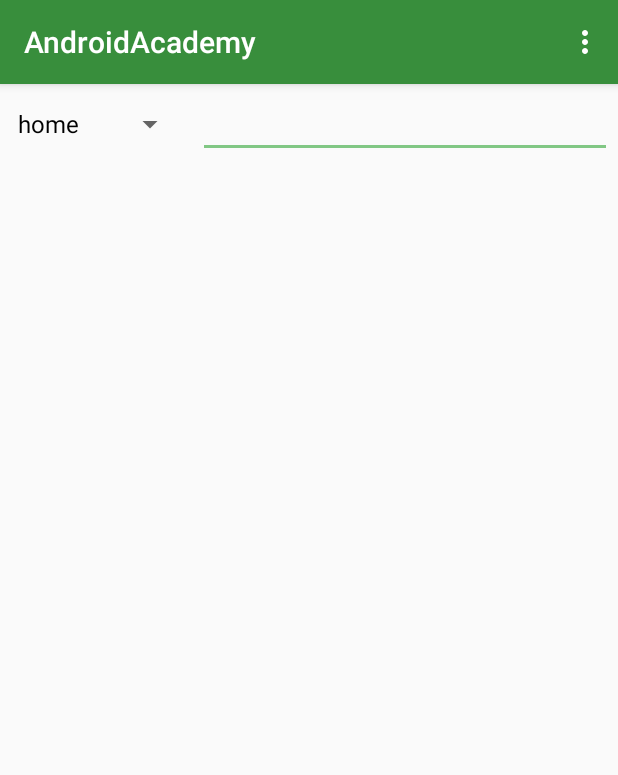
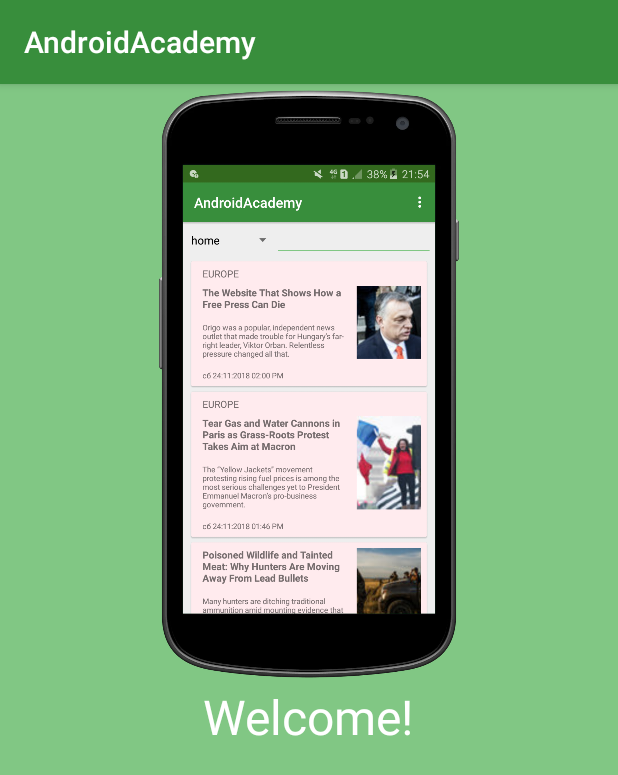
Before and after one commit to lichtstrahl/AndroidAcademy, an Android app: the first screen one second after launch (NewsListActivity before the commit, IntoActivity after it), on a phone screen of 412 x 824 dp. Shown: the top 775 px of the screen. Run offline under Robolectric (Android 15) with nearby library versions, the phone set to English and light mode, and no system bars; our stand-ins replace RxJava.

Commit message:
Добавил иконку

```diff
--- a/app/src/main/AndroidManifest.xml
+++ b/app/src/main/AndroidManifest.xml
@@ -5,25 +5,29 @@
     <uses-permission android:name="android.permission.INTERNET" />
 
     <application
+        android:name=".App"
         android:allowBackup="true"
-        android:icon="@mipmap/ic_launcher"
+        android:icon="@drawable/ic_new_york_times"
         android:label="@string/app_name"
         android:roundIcon="@mipmap/ic_launcher_round"
         android:supportsRtl="true"
-        android:theme="@style/AppTheme"
-        android:name=".App">
+        android:theme="@style/AppTheme">
         <activity android:name=".activity.AboutActivity" />
         <activity
             android:name=".activity.NewsListActivity"
-            android:windowSoftInputMode="stateUnchanged"
-            >
+            android:windowSoftInputMode="stateUnchanged">
+
+        </activity>
+        <activity android:name=".activity.NewsDetailsActivity" />
+        <activity android:name=".activity.IntoActivity">
             <intent-filter>
+
                 <action android:name="android.intent.action.VIEW" />
                 <action android:name="android.intent.action.MAIN" />
+
                 <category android:name="android.intent.category.LAUNCHER" />
             </intent-filter>
         </activity>
-        <activity android:name=".activity.NewsDetailsActivity" />
     </application>
 
 </manifest>
--- /dev/null
+++ b/app/src/main/java/root/iv/androidacademy/activity/IntoActivity.java
@@ -0,0 +1,49 @@
+package root.iv.androidacademy.activity;
+
+import android.content.Intent;
+import android.os.Bundle;
+import android.support.v7.app.AppCompatActivity;
+
+import java.util.concurrent.TimeUnit;
+
+import io.reactivex.Completable;
+import io.reactivex.disposables.Disposable;
+import root.iv.androidacademy.R;
+
+public class IntoActivity extends AppCompatActivity {
+    private static final String KEY_INTO = "KEY_INTO";
+
+    private Disposable disposable;
+
+    @Override
+    protected void onCreate(Bundle savedInstanceState) {
+        super.onCreate(savedInstanceState);
+
+        boolean into = getPreferences(MODE_PRIVATE).getBoolean(KEY_INTO, true);
+
+        if (into) {
+            setContentView(R.layout.activity_into);
+
+            disposable = Completable.complete()
+                    .delay(3, TimeUnit.SECONDS)
+                    .subscribe(this::startNewsListActivity);
+        } else {
+            startNewsListActivity();
+        }
+        getPreferences(MODE_PRIVATE).edit()
+                .putBoolean(KEY_INTO, !into)
+                .commit();
+    }
+
+    @Override
+    protected void onStop() {
+        super.onStop();
+        disposable.dispose();
+    }
+
+    private void startNewsListActivity() {
+        Intent intent = new Intent(this, NewsListActivity.class);
+        startActivity(intent);
+        finish();
+    }
+}
--- /dev/null
+++ b/app/src/main/res/layout/activity_into.xml
@@ -0,0 +1,27 @@
+<?xml version="1.0" encoding="utf-8"?>
+<RelativeLayout
+    xmlns:android="http://schemas.android.com/apk/res/android"
+    xmlns:app="http://schemas.android.com/apk/res-auto"
+    xmlns:tools="http://schemas.android.com/tools"
+    android:layout_width="match_parent"
+    android:layout_height="match_parent"
+    android:background="@color/colorPrimaryLight"
+    tools:context=".activity.IntoActivity">
+
+    <ImageView
+        android:id="@+id/image"
+        android:layout_width="@dimen/intoWidth"
+        android:layout_height="@dimen/intoHeight"
+        android:layout_centerHorizontal="true"
+        android:src="@drawable/screen"/>
+
+    <TextView
+        android:layout_width="wrap_content"
+        android:layout_height="wrap_content"
+        android:layout_centerHorizontal="true"
+        android:layout_below="@id/image"
+        android:textColor="@android:color/white"
+        android:textSize="@dimen/xxxText"
+        android:text="@string/welcome"/>
+
+</RelativeLayout>
--- a/app/src/main/res/values/colors.xml
+++ b/app/src/main/res/values/colors.xml
@@ -1,5 +1,6 @@
 <?xml version="1.0" encoding="utf-8"?>
 <resources>
+    <color name="colorPrimaryLight">#81c784</color>
     <color name="colorPrimary">#388e3c</color>
     <color name="colorPrimaryDark">#33691e</color>
     <color name="colorAccent">#81c784</color>
--- a/app/src/main/res/values/dimens.xml
+++ b/app/src/main/res/values/dimens.xml
@@ -16,6 +16,7 @@
     <dimen name="bigText">17sp</dimen>
     <dimen name="extraText">21sp</dimen>
     <dimen name="xxText">26sp</dimen>
+    <dimen name="xxxText">32sp</dimen>
 
     <!-- IconSize -->
     <dimen name="smallIcon">28dp</dimen>
@@ -35,4 +36,6 @@
     <!-- Dialog -->
     <dimen name="dialogW">250dp</dimen>
     <dimen name="dialogH">100dp</dimen>
+    <dimen name="intoWidth">200dp</dimen>
+    <dimen name="intoHeight">400dp</dimen>
 </resources>
--- a/app/src/main/res/values/strings.xml
+++ b/app/src/main/res/values/strings.xml
@@ -41,4 +41,5 @@
     <string name="menuItemTest">Test</string>
     <string name="reconnect">Reconnect</string>
     <string name="menuItemSpinner" translatable="false">spinner</string>
+    <string name="welcome">Welcome!</string>
 </resources>
```
Also changed, not shown: app/src/main/res/drawable-hdpi/ic_new_york_times.png (added), app/src/main/res/drawable-mdpi/ic_new_york_times.png (added), app/src/main/res/drawable-xhdpi/ic_new_york_times.png (added), app/src/main/res/drawable-xxhdpi/ic_new_york_times.png (added), app/src/main/res/drawable-xxxhdpi/ic_new_york_times.png (added).
